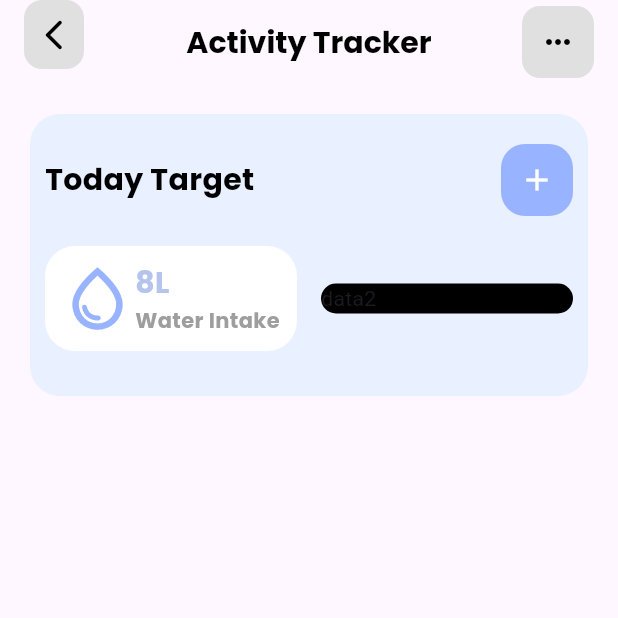
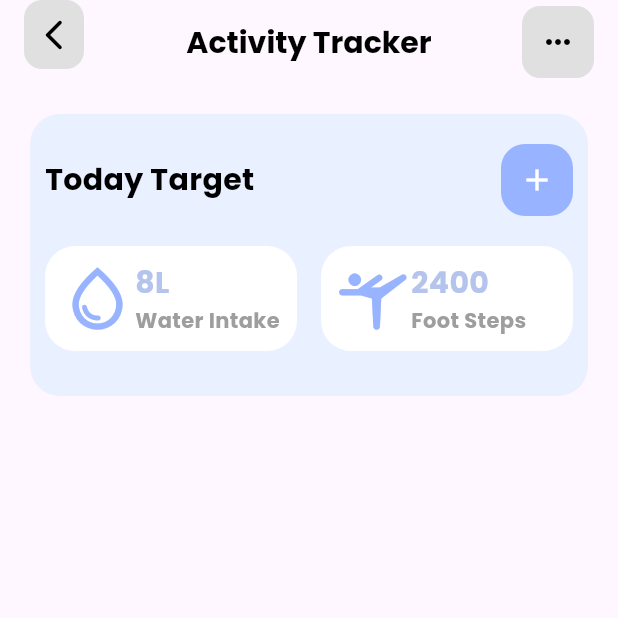
Before and after one commit to vLSunny/Pemrograman-Mobile, a Flutter app: the ActivityTrackerScreen screen opened directly, on a phone screen of 412 x 824 dp, the top half of it. Run offline on Flutter 3.47's test engine with Material 3 defaults, Android fonts, the phone set to English and light mode, and no system bars; our stand-ins replace convex_bottom_bar, fl_chart, google_fonts, syncfusion_flutter_calendar, syncfusion_flutter_charts; key blocks and very long unbroken strings in the code were emptied for the run.

Commit message:
Updated Code

```diff
--- a/lib/screens/activity_tracker_screen.dart
+++ b/lib/screens/activity_tracker_screen.dart
@@ -32,7 +32,9 @@ class _ActivityTrackerScreenState extends State<ActivityTrackerScreen> {
               borderRadius: BorderRadius.circular(12),
             ),
             child: IconButton(
-              onPressed: () {},
+              onPressed: () {
+                Navigator.pop(context);
+              },
               icon: Icon(Icons.arrow_back_ios_new_rounded, color: Colors.black,),
             ),
           ),
@@ -163,9 +165,49 @@ class _ActivityTrackerScreenState extends State<ActivityTrackerScreen> {
                                 child: Container(
                                   decoration: BoxDecoration(
                                     borderRadius: BorderRadius.circular(20.0),
-                                    color: Colors.black,
+                                    color: Colors.white,
                                   ),
-                                  child: Text("data2"),
+                                  child: Padding(
+                                    padding: EdgeInsets.fromLTRB(10.0, 10.0, 10.0, 10.0),
+                                    child: Row(
+                                      children: [
+
+                                        Icon(
+                                          Icons.sports_gymnastics_rounded,
+                                          color: Color(0XFF98B3FF),
+                                          size: 50,
+                                        ),
+
+                                        Column(
+                                          crossAxisAlignment: CrossAxisAlignment.start,
+                                          children: [
+
+                                            Text("2400",
+                                              style: GoogleFonts.poppins(
+                                                textStyle: TextStyle(
+                                                  fontSize: 20,
+                                                  fontWeight: FontWeight.bold,
+                                                  color: Color(0XFFB5C4EC),
+                                                ),
+                                              ),
+                                            ),
+
+                                            Text("Foot Steps",
+                                              style: GoogleFonts.poppins(
+                                                textStyle: TextStyle(
+                                                  fontSize: 14,
+                                                  fontWeight: FontWeight.bold,
+                                                  color: Colors.grey,
+                                                ),
+                                              ),
+                                            ),
+
+                                          ],
+                                        ),
+
+                                      ],
+                                    ),
+                                  ),
                                 ),
                               ),
 
```
